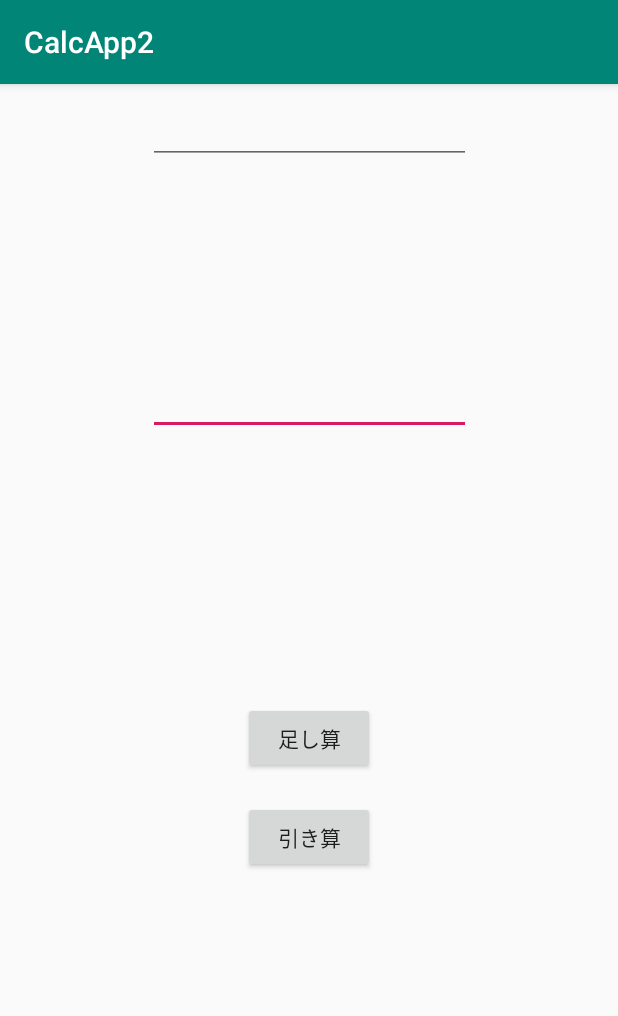
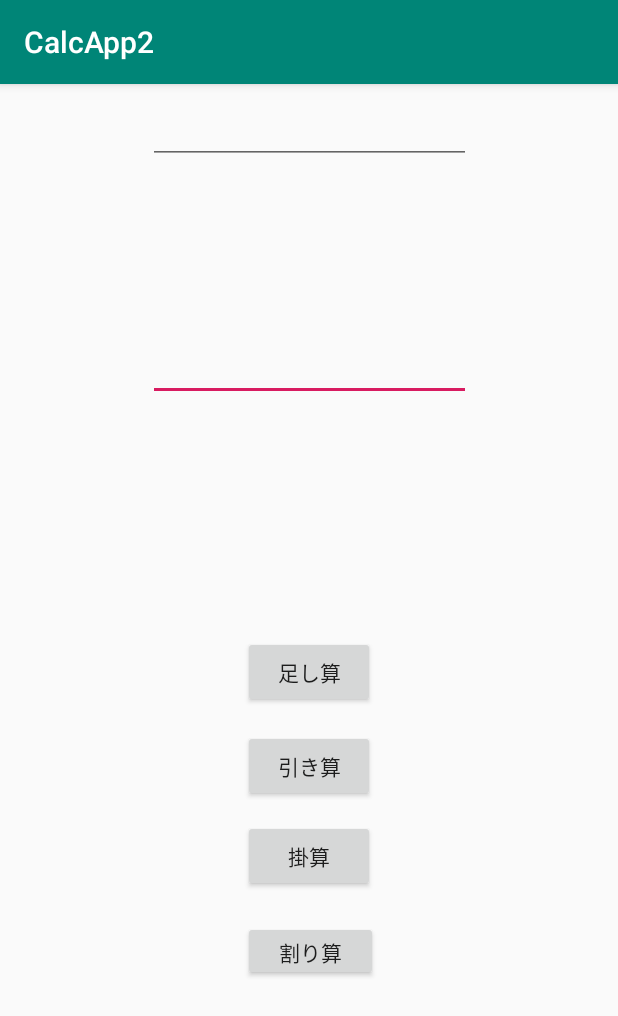
Before and after one commit to tashsuga/CalcApp2, an Android app: the screen it shows after launch (MainActivity), on a phone screen of 412 x 824 dp. Shown: the top 1016 px of the screen. Run offline under Robolectric (Android 15) with nearby library versions, the phone set to English and light mode, and no system bars.

Commit message:
1/17 no2

```diff
--- a/app/src/main/java/com/onespan/takeshisugai/calcapp2/SecondActivity.kt
+++ b/app/src/main/java/com/onespan/takeshisugai/calcapp2/SecondActivity.kt
@@ -22,10 +22,14 @@ class SecondActivity : AppCompatActivity() {
         val value2 = intent.getDoubleExtra("VALUE2", 0.0)
 
 
+        val value_all = intent.getDoubleExtra("VALUE_All", 0.0)
+
        val all: Double = value1 + value2
 
-        textView.text = all.toString()
 
+        //textView.text = all.toString()
+
+        textView.text = value_all.toString()
 
         //t2: Double
         //textView.text = "${value1 + value2}"
--- a/app/src/main/res/layout/activity_main.xml
+++ b/app/src/main/res/layout/activity_main.xml
@@ -41,7 +41,7 @@
             android:id="@+id/button"
             app:layout_constraintStart_toStartOf="parent"
             android:layout_marginStart="8dp" app:layout_constraintEnd_toEndOf="parent" android:layout_marginEnd="8dp"
-            android:layout_marginBottom="308dp" app:layout_constraintBottom_toBottomOf="parent"/>
+            android:layout_marginBottom="352dp" app:layout_constraintBottom_toBottomOf="parent"/>
     <Button
             android:text="引き算"
             android:layout_width="wrap_content"
@@ -50,7 +50,26 @@
             app:layout_constraintStart_toStartOf="parent"
             android:layout_marginStart="8dp" app:layout_constraintEnd_toEndOf="parent" android:layout_marginEnd="8dp"
             android:layout_marginBottom="232dp" app:layout_constraintBottom_toBottomOf="parent"
-            android:layout_marginTop="8dp" app:layout_constraintTop_toBottomOf="@+id/button"/>
+            android:layout_marginTop="8dp" app:layout_constraintTop_toBottomOf="@+id/button"
+            app:layout_constraintVertical_bias="0.104"/>
+
+    <Button
+            android:text="掛算"
+            android:layout_width="wrap_content"
+            android:layout_height="wrap_content"
+            app:layout_constraintStart_toStartOf="parent" app:layout_constraintEnd_toEndOf="parent"
+            android:id="@+id/button5" android:layout_marginTop="12dp"
+            app:layout_constraintTop_toBottomOf="@+id/button2"/>
+
+    <Button
+            android:text="割り算"
+            android:layout_width="90dp"
+            android:layout_height="40dp"
+            android:id="@+id/button6"
+            app:layout_constraintTop_toBottomOf="@+id/button5" app:layout_constraintEnd_toEndOf="parent"
+            app:layout_constraintStart_toStartOf="parent" app:layout_constraintHorizontal_bias="0.503"
+            android:layout_marginTop="8dp" android:layout_marginBottom="8dp"
+            app:layout_constraintBottom_toBottomOf="parent" app:layout_constraintVertical_bias="0.067"/>
 
     <!--
     <Button
@@ -65,6 +84,7 @@
 
     <EditText
             android:layout_width="215dp"
+
             android:layout_height="wrap_content"
             android:inputType="numberDecimal"
             android:ems="10"
@@ -88,6 +108,7 @@
             app:layout_constraintStart_toStartOf="parent" android:layout_marginTop="8dp"
             app:layout_constraintTop_toTopOf="parent" app:layout_constraintHorizontal_bias="0.503"
             app:layout_constraintVertical_bias="0.516" app:layout_constraintBottom_toTopOf="@+id/editText2"/>
+
     <!--
        <Button
                android:text="足し算"
```
Also changed, not shown: app/src/main/java/com/onespan/takeshisugai/calcapp2/MainActivity.kt (+66 -12 lines).
